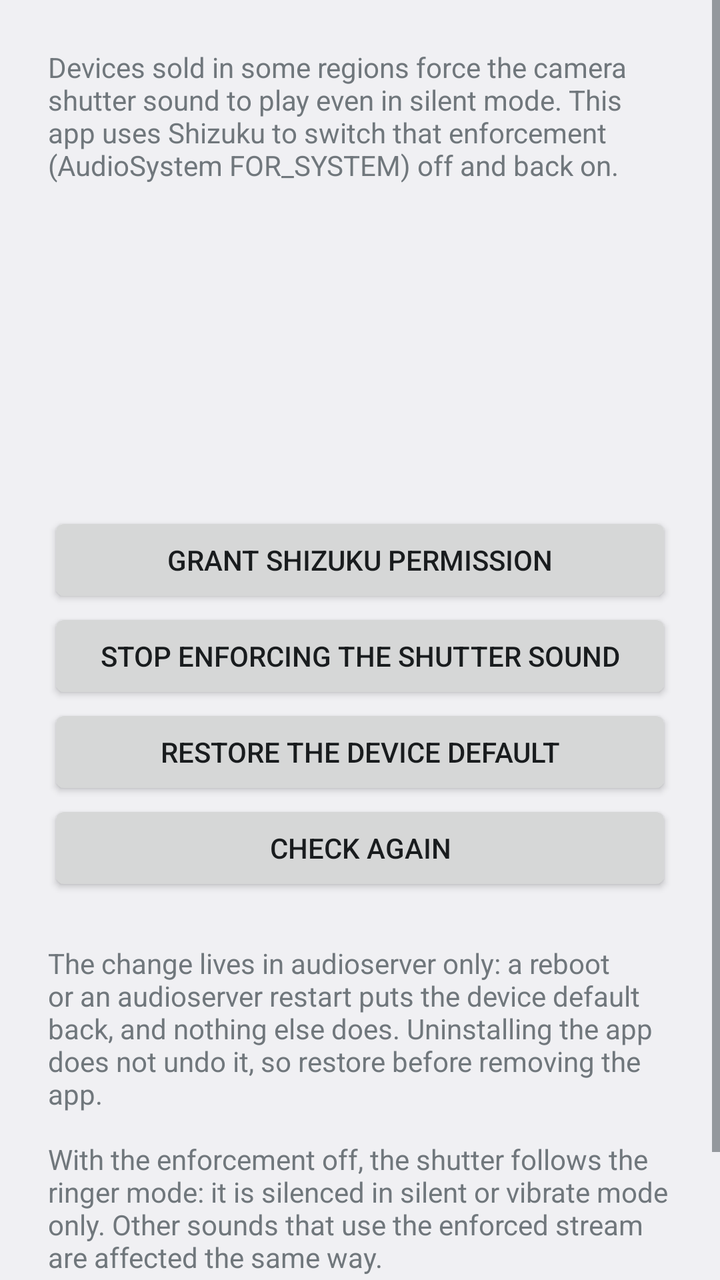
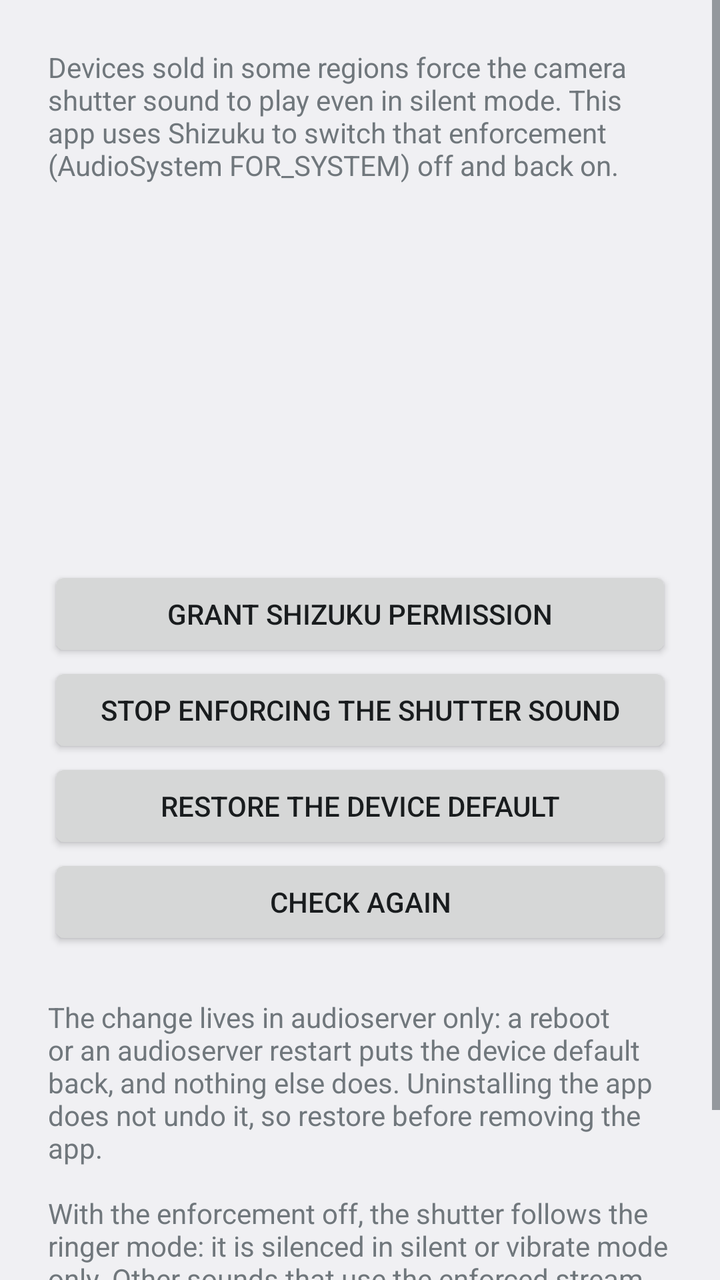

Screens rendered from an Android XML layout before and after an edit, with the pre-edit source and the edit as a unified diff.
<!-- AndroidManifest.xml: application theme android:Theme.DeviceDefault.DayNight -->
<!-- res/layout/activity_main.xml -->
<?xml version="1.0" encoding="utf-8"?>
<ScrollView xmlns:android="http://schemas.android.com/apk/res/android"
    android:layout_width="match_parent"
    android:layout_height="match_parent"
    android:fitsSystemWindows="true">

    <LinearLayout
        android:layout_width="match_parent"
        android:layout_height="wrap_content"
        android:orientation="vertical"
        android:padding="24dp">

        <TextView
            android:layout_width="match_parent"
            android:layout_height="wrap_content"
            android:text="@string/about"
            android:textAppearance="?android:attr/textAppearanceSmall" />

        <TextView
            android:id="@+id/shizuku"
            android:layout_width="match_parent"
            android:layout_height="wrap_content"
            android:layout_marginTop="24dp"
            android:textAppearance="?android:attr/textAppearanceMedium" />

        <TextView
            android:id="@+id/device"
            android:layout_width="match_parent"
            android:layout_height="wrap_content"
            android:layout_marginTop="8dp"
            android:textAppearance="?android:attr/textAppearanceMedium" />

        <TextView
            android:id="@+id/current"
            android:layout_width="match_parent"
            android:layout_height="wrap_content"
            android:layout_marginTop="8dp"
            android:textAppearance="?android:attr/textAppearanceMedium" />

        <TextView
            android:id="@+id/error"
            android:layout_width="match_parent"
            android:layout_height="wrap_content"
            android:layout_marginTop="8dp"
            android:textColor="?android:attr/colorError" />

        <Button
            android:id="@+id/authorize"
            android:layout_width="match_parent"
            android:layout_height="wrap_content"
            android:layout_marginTop="24dp"
            android:text="@string/action_authorize" />

        <Button
            android:id="@+id/release"
            android:layout_width="match_parent"
            android:layout_height="wrap_content"
            android:text="@string/action_release" />

        <Button
            android:id="@+id/restore"
            android:layout_width="match_parent"
            android:layout_height="wrap_content"
            android:text="@string/action_restore" />

        <Button
            android:id="@+id/refresh"
            android:layout_width="match_parent"
            android:layout_height="wrap_content"
            android:text="@string/action_refresh" />

        <TextView
            android:layout_width="match_parent"
            android:layout_height="wrap_content"
            android:layout_marginTop="24dp"
            android:text="@string/caveats"
            android:textAppearance="?android:attr/textAppearanceSmall" />
    </LinearLayout>
</ScrollView>
<!-- resources referenced by this layout -->
<resources>
  <string name="about">Devices sold in some regions force the camera shutter sound to play even in silent mode. This app uses Shizuku to switch that enforcement (AudioSystem FOR_SYSTEM) off and back on.</string>
  <string name="action_authorize">Grant Shizuku permission</string>
  <string name="action_refresh">Check again</string>
  <string name="action_release">Stop enforcing the shutter sound</string>
  <string name="action_restore">Restore the device default</string>
  <string name="caveats">The change lives in audioserver only: a reboot or an audioserver restart puts the device default back, and nothing else does. Uninstalling the app does not undo it, so restore before removing the app.\n\nWith the enforcement off, the shutter follows the ringer mode: it is silenced in silent or vibrate mode only. Other sounds that use the enforced stream are affected the same way.\n\nRespect the privacy of the people around you and the rules where you live.</string>
</resources>

<!-- the commit's change to res/layout/activity_main.xml (unified diff, before → after) -->
@@ -44,6 +44,12 @@
             android:layout_marginTop="8dp"
             android:textColor="?android:attr/colorError" />
 
+        <TextView
+            android:id="@+id/message"
+            android:layout_width="match_parent"
+            android:layout_height="wrap_content"
+            android:layout_marginTop="8dp" />
+
         <Button
             android:id="@+id/authorize"
             android:layout_width="match_parent"
